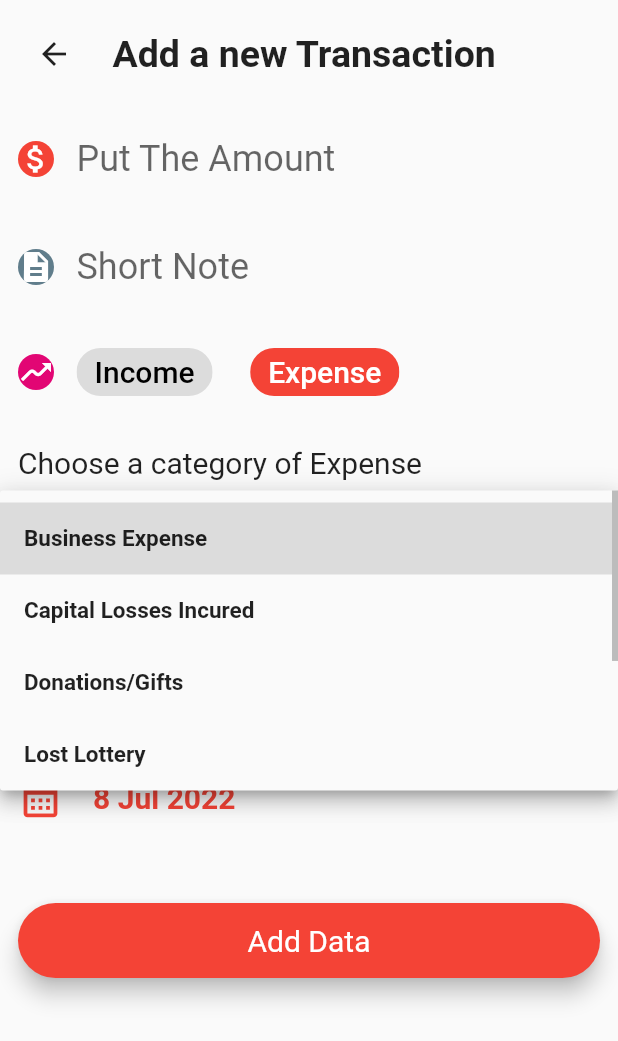
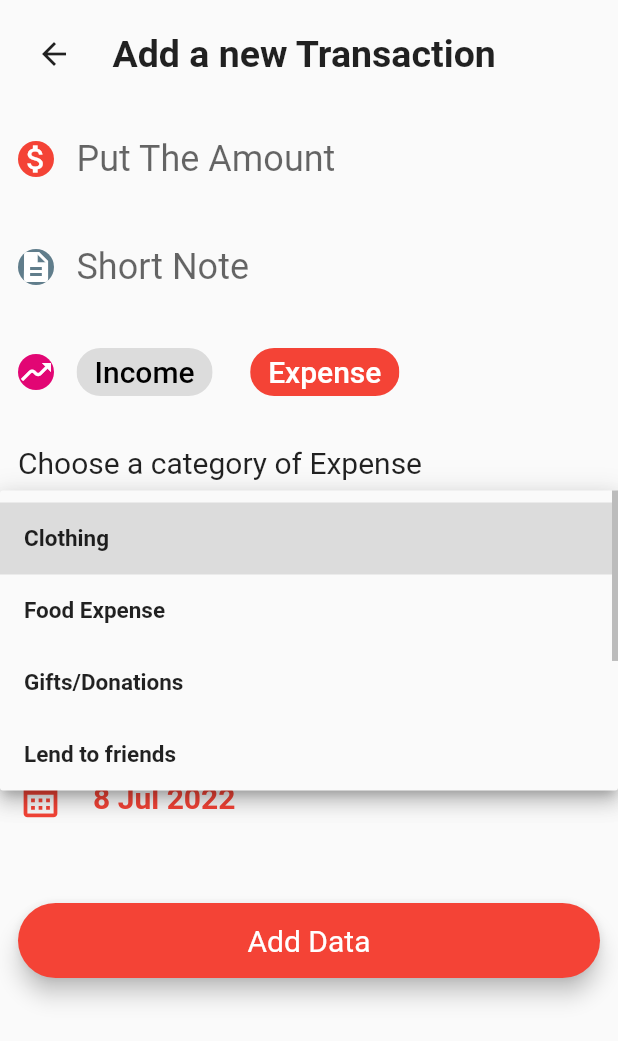
Before and after one commit to ishaquekannoth/moneyManagement, a Flutter app: the AddTransactions screen opened directly, after a tap on "Expense", after a tap on "No Category Selected", on a phone screen of 412 x 824 dp. Shown: the top 1041 px of the screen. Run offline on Flutter 3.47's test engine with Material 2 defaults, Android fonts, the phone set to English and light mode, and no system bars; our stand-ins replace fl_chart, flutter_local_notifications, hive, hive_flutter, shared_preferences, timezone; accounts and stored records are empty.

```diff
--- a/lib/addTransactions.dart
+++ b/lib/addTransactions.dart
@@ -345,7 +345,7 @@ class _AddTransactionsState extends State<AddTransactions> {
               label: Text("Add Data"),
               extendedTextStyle: TextStyle(fontSize: 20),
               backgroundColor: (type == 'Income' ? Colors.green : Colors.red),
-              onPressed: () async{
+              onPressed: () async {
                 if (amount != null &&
                     amount! > 0.0 &&
                     note.isNotEmpty &&
@@ -396,18 +396,28 @@ class _AddTransactionsState extends State<AddTransactions> {
         ),
       ),
       DropdownMenuItem(
-        value: "Business Income",
+        value: "Borrow",
+        child: Text('Borrowing',
+            style: TextStyle(fontWeight: FontWeight.bold, fontSize: 15)),
+      ),
+      DropdownMenuItem(
+        value: "Business",
         child: Text('Business Income',
             style: TextStyle(fontWeight: FontWeight.bold, fontSize: 15)),
       ),
       DropdownMenuItem(
-        value: "Capital Gains",
-        child: Text('Capital Gains',
+        value: "Dividends",
+        child: Text('Dividends',
             style: TextStyle(fontWeight: FontWeight.bold, fontSize: 15)),
       ),
       DropdownMenuItem(
-        value: "Donations/Gifts",
-        child: Text('Donations/Gifts',
+        value: "Interests",
+        child: Text('Interests',
+            style: TextStyle(fontWeight: FontWeight.bold, fontSize: 15)),
+      ),
+      DropdownMenuItem(
+        value: "Others",
+        child: Text('Others',
             style: TextStyle(fontWeight: FontWeight.bold, fontSize: 15)),
       ),
       DropdownMenuItem(
@@ -415,18 +425,9 @@ class _AddTransactionsState extends State<AddTransactions> {
         child: Text('Salary Income',
             style: TextStyle(fontWeight: FontWeight.bold, fontSize: 15)),
       ),
-      DropdownMenuItem(
-        value: "Won Lottery",
-        child: Text('Winning Lotteries',
-            style: TextStyle(fontWeight: FontWeight.bold, fontSize: 15)),
-      ),
-      DropdownMenuItem(
-        value: "Misc Income",
-        child: Text('Miscallaneous Income',
-            style: TextStyle(fontWeight: FontWeight.bold, fontSize: 15)),
-      ),
     ];
     List<dynamic> income = await categoryBox.fetchIncomeCategory();
+
     List<DropdownMenuItem<String>> dropDown = [];
 
     for (int i = 0; i < income.length; i++) {
@@ -442,6 +443,7 @@ class _AddTransactionsState extends State<AddTransactions> {
     setState(() {
       incomeCat.addAll(defaultIncomeCategory);
       incomeCat.addAll(dropDown);
+      incomeCat.sort((a, b) => a.value!.toLowerCase().compareTo(b.value!.toLowerCase()),);
     });
   }
 
@@ -449,35 +451,35 @@ class _AddTransactionsState extends State<AddTransactions> {
     expenseCat.clear();
     List<DropdownMenuItem<String>> defaultExpenseCategory = [
       DropdownMenuItem(
-        value: 'Business Expense',
+        value: "Clothing",
+        child: Text('Clothing',
+            style: TextStyle(fontWeight: FontWeight.bold, fontSize: 15)),
+      ),
+      DropdownMenuItem(
+        value: "Food",
         child: Text(
-          'Business Expense',
+          'Food Expense',
           style: TextStyle(fontWeight: FontWeight.bold, fontSize: 15),
         ),
       ),
       DropdownMenuItem(
-        value: "Capital Loss",
-        child: Text('Capital Losses Incured',
+        value: "Gifts paid",
+        child: Text('Gifts/Donations',
             style: TextStyle(fontWeight: FontWeight.bold, fontSize: 15)),
       ),
       DropdownMenuItem(
-        value: "Donations/Gifts paid",
-        child: Text('Donations/Gifts',
+        value: "Lend",
+        child: Text('Lend to friends',
             style: TextStyle(fontWeight: FontWeight.bold, fontSize: 15)),
       ),
       DropdownMenuItem(
-        value: "Lost Lottery",
-        child: Text('Lost Lottery',
+        value: "Losses",
+        child: Text('Losses Incured',
             style: TextStyle(fontWeight: FontWeight.bold, fontSize: 15)),
       ),
       DropdownMenuItem(
-        value: "Life Expenses",
-        child: Text('Normal Life Exp',
-            style: TextStyle(fontWeight: FontWeight.bold, fontSize: 15)),
-      ),
-      DropdownMenuItem(
-        value: "Misc Expense",
-        child: Text('Miscallaneous Expense',
+        value: "Travel",
+        child: Text('Travelling',
             style: TextStyle(fontWeight: FontWeight.bold, fontSize: 15)),
       ),
       DropdownMenuItem(
@@ -487,6 +489,7 @@ class _AddTransactionsState extends State<AddTransactions> {
       ),
     ];
     List<dynamic> expenses = await categoryBox.fetchExpenseCategory();
+
     List<DropdownMenuItem<String>> dropDown = [];
 
     for (int i = 0; i < expenses.length; i++) {
@@ -502,6 +505,7 @@ class _AddTransactionsState extends State<AddTransactions> {
     setState(() {
       expenseCat.addAll(defaultExpenseCategory);
       expenseCat.addAll(dropDown);
+      expenseCat.sort((a, b) => a.value!.toLowerCase().compareTo(b.value!.toLowerCase()),);
     });
   }
 }
--- a/lib/notifications.dart
+++ b/lib/notifications.dart
@@ -4,7 +4,6 @@ import 'package:flutter/material.dart';
 import 'package:flutter_local_notifications/flutter_local_notifications.dart';
 import 'package:moneymanager/addTransactions.dart';
 import 'package:moneymanager/controllers/db_helper.dart';
-import 'package:moneymanager/theme.dart';
 import 'package:timezone/timezone.dart' as tz;
 
 class NotificationApi {
@@ -34,7 +33,11 @@ class NotificationApi {
   static Future _notificationDetails() async {
     return NotificationDetails(
         android: AndroidNotificationDetails("id", 'num',
-            importance: Importance.max, showProgress: true, color: Colors.red),
+            importance: Importance.max,
+              subText: 'Negative Balance!!!',
+              playSound: false,
+             showProgress: true, color: Colors.red),
+
         iOS: IOSNotificationDetails());
   }
 
--- a/lib/reportsAndChart.dart
+++ b/lib/reportsAndChart.dart
@@ -21,21 +21,21 @@ class _ReportsState extends State<Reports> {
   }
 
   List<String> defaultIncomes = [
-    'BlackMoney',
-    "Business Income",
-    "Capital Gains",
-    "Donations/Gifts",
+    "BlackMoney",
+    "Business",
+    "Interests",
+    "Borrow",
     "Salary",
-    "Won Lottery",
-    "Misc Income",
+    "Dividends",
+    "Others",
   ];
   List<String> defaultExpenses = [
-    "Business Expense",
-    "Capital Loss",
-    "Donations/Gifts paid",
-    "Lost Lottery",
-    "Life Expenses",
-    "Misc Expense",
+    "Food",
+    "Losses",
+    "Gifts paid",
+    "Clothing",
+    "Travel",
+    "Lend",
     "Xtras"
   ];
   Dbhelper helper = Dbhelper();
```
Lines whose indentation alone changed are shown as unchanged.
